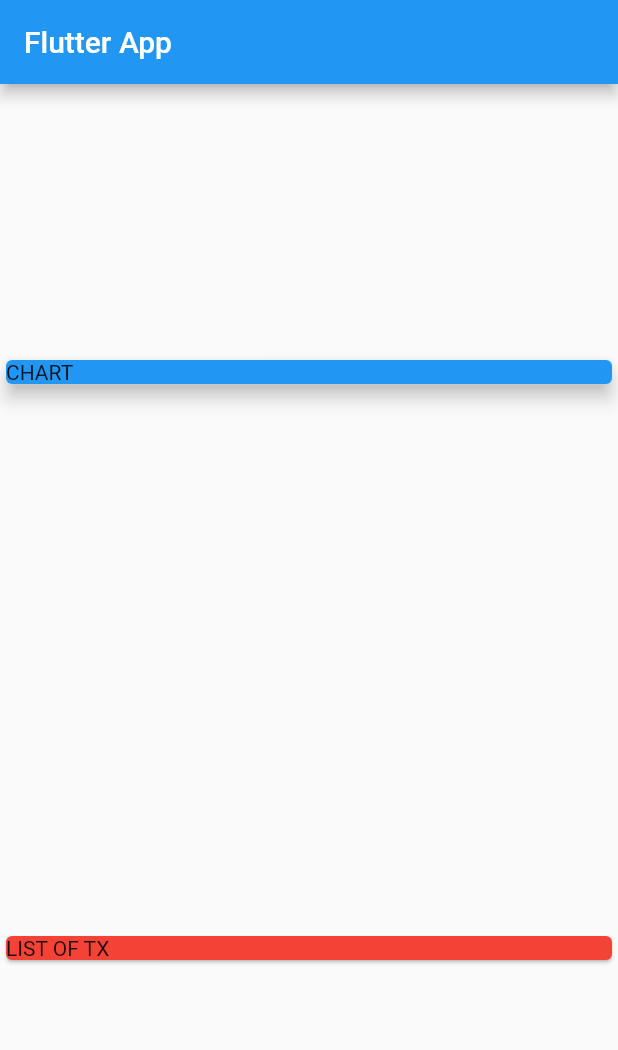
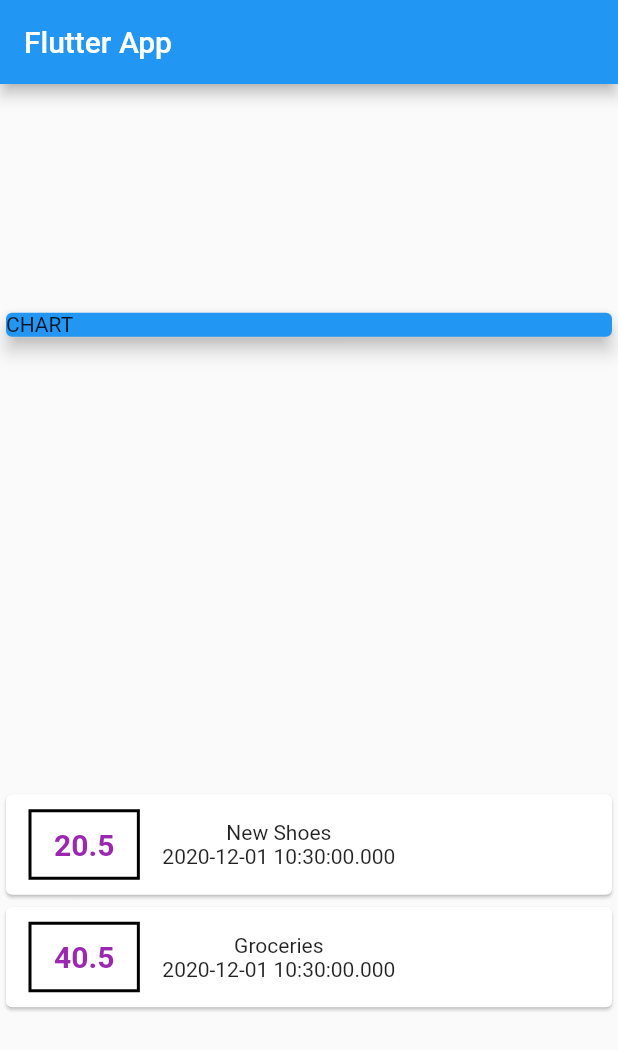
Before and after one commit to jls-github/expense_tracker, a Flutter app: the screen it shows after launch, on a phone screen of 412 x 824 dp. Shown: the top 1050 px of the screen. Run offline on Flutter 3.47's test engine with Material 2 defaults, Android fonts, the phone set to English and light mode, and no system bars.

Commit message:
add transaction info to transaction card

```diff
--- a/lib/main.dart
+++ b/lib/main.dart
@@ -1,4 +1,5 @@
 import 'package:flutter/material.dart';
+import 'transaction.dart';
 
 void main() {
   runApp(MyApp());
@@ -19,6 +20,21 @@ class MyApp extends StatelessWidget {
 }
 
 class MyHomePage extends StatelessWidget {
+  final List<Transaction> transactions = <Transaction>[
+    Transaction(
+      id: 't1',
+      title: 'New Shoes',
+      amount: 20.50,
+      date: DateTime.now(),
+    ),
+    Transaction(
+      id: 't2',
+      title: 'Groceries',
+      amount: 40.50,
+      date: DateTime.now(),
+    )
+  ];
+
   @override
   Widget build(BuildContext context) {
     return Scaffold(
@@ -37,10 +53,44 @@ class MyHomePage extends StatelessWidget {
                 elevation: 5,
               ),
             ),
-            Card(
-              color: Colors.red,
-              child: Text('LIST OF TX'),
-            )
+            Column(
+              children: <Widget>[
+                ...transactions.map((transaction) {
+                  return Card(
+                    child: Row(
+                      children: [
+                        Container(
+                          margin: EdgeInsets.symmetric(
+                              vertical: 10, horizontal: 15),
+                          decoration: BoxDecoration(
+                            border: Border.all(
+                              color: Colors.black,
+                              width: 2,
+                            ),
+                          ),
+                          padding: EdgeInsets.symmetric(
+                              vertical: 10, horizontal: 15),
+                          child: Text(
+                            transaction.amount.toString(),
+                            style: TextStyle(
+                              fontWeight: FontWeight.bold,
+                              fontSize: 20,
+                              color: Colors.purple,
+                            ),
+                          ),
+                        ),
+                        Column(
+                          children: [
+                            Text(transaction.title),
+                            Text(transaction.date.toString()),
+                          ],
+                        )
+                      ],
+                    ),
+                  );
+                }),
+              ],
+            ),
           ],
         ));
   }
--- a/lib/transaction.dart
+++ b/lib/transaction.dart
@@ -1,3 +1,5 @@
+import 'package:flutter/foundation.dart';
+
 class Transaction {
   final String id;
   final String title;
@@ -5,9 +7,9 @@ class Transaction {
   final DateTime date;
 
   Transaction({
-    this.id,
-    this.title,
-    this.amount,
-    this.date,
+    @required this.id,
+    @required this.title,
+    @required this.amount,
+    @required this.date,
   });
 }
```
